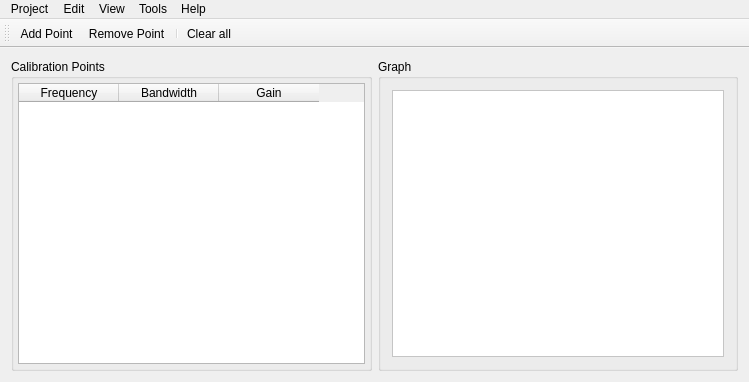
Qt form mainwindow.ui (timschneeb/DDCToolbox) before a commit.
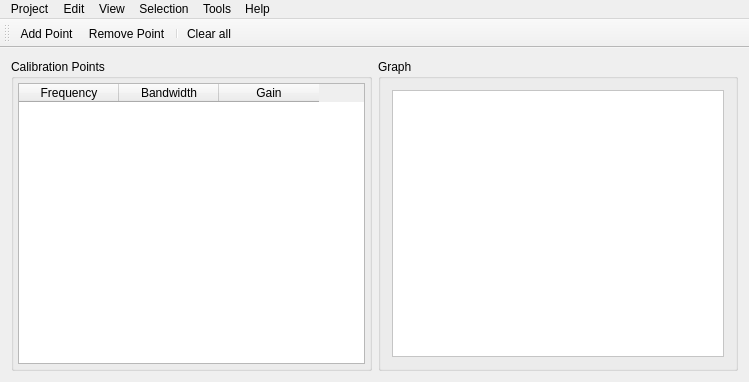
The same form after that commit. Icons and pictures are not drawn. Custom widgets are drawn as their Qt base class.

Commit message: Invert gain + shift frequencies by n-Hz (selection)

What changed in the file:
```diff
--- a/mainwindow.ui
+++ b/mainwindow.ui
@@ -142,7 +142,7 @@
      <x>0</x>
      <y>0</y>
      <width>749</width>
-     <height>20</height>
+     <height>22</height>
     </rect>
    </property>
    <widget class="QMenu" name="menuProject">
@@ -205,9 +205,17 @@
     <addaction name="separator"/>
     <addaction name="actionView_undo_history"/>
    </widget>
+   <widget class="QMenu" name="menuSelection">
+    <property name="title">
+     <string>Selection</string>
+    </property>
+    <addaction name="actionInvert_gain_2"/>
+    <addaction name="actionShift_frequency"/>
+   </widget>
    <addaction name="menuProject"/>
    <addaction name="menuEdit"/>
    <addaction name="menuView"/>
+   <addaction name="menuSelection"/>
    <addaction name="menuToold"/>
    <addaction name="menuHelp"/>
   </widget>
```
Left out of the diff: 78 changed lines with no effect on the pictures. The commit also changes 9 other files.
